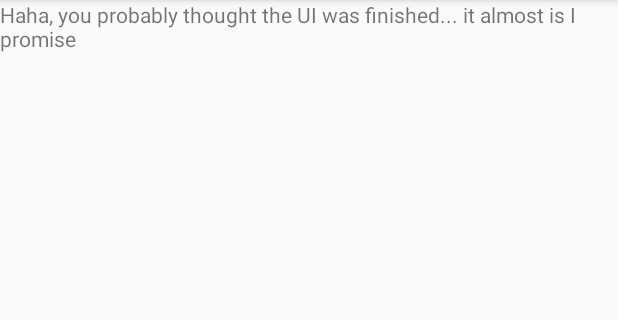
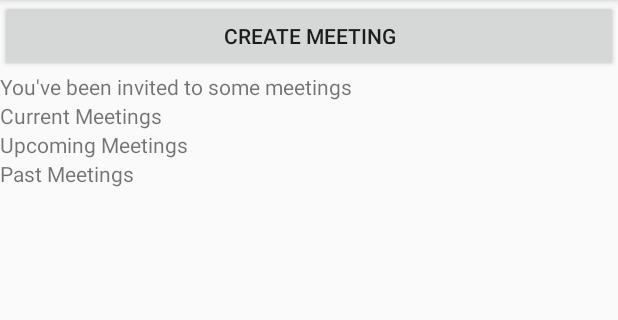
Before and after one commit to blakedgordon/ProjectMeetings-android, an Android app: the MeetingListActivity screen opened directly, with no data from a screen before it, on a phone screen of 412 x 824 dp, the part 84-404 px from its top. Run offline under Robolectric (Android 15) with nearby library versions, the phone set to English and light mode, and no system bars.

Commit message:
Can now create meetings

```diff
--- a/app/src/main/java/edu/calbaptist/android/projectmeetings/MeetingListActivity.java
+++ b/app/src/main/java/edu/calbaptist/android/projectmeetings/MeetingListActivity.java
@@ -1,16 +1,35 @@
 package edu.calbaptist.android.projectmeetings;
 
+import android.content.Intent;
 import android.os.Bundle;
 import android.support.v7.app.AppCompatActivity;
+import android.view.View;
+import android.widget.Button;
 
 /**
  * Created by Austin on 11/30/2017.
  */
 
 public class MeetingListActivity extends AppCompatActivity{
+
+    private Button newMeeting;
+
     @Override
     protected void onCreate(Bundle savedInstanceState){
         super.onCreate(savedInstanceState);
         setContentView(R.layout.activity_meetinglist);
+
+        newMeeting = findViewById(R.id.CreateMeeting);
+        newMeeting.setOnClickListener(new View.OnClickListener(){
+            @Override
+            public void onClick(View v){
+                switchActivity(MeetingCreationActivity.class);
+            }
+        });
     }
+
+    private void switchActivity(Class activity){
+        startActivity(new Intent(this, activity));
+    }
+
 }
--- a/app/src/main/java/edu/calbaptist/android/projectmeetings/User.java
+++ b/app/src/main/java/edu/calbaptist/android/projectmeetings/User.java
@@ -19,7 +19,6 @@ public class User {
     private String uid;
     private String email;
     private String displayName;
-
     private String firebaseToken;
     private String googleToken;
     private String instanceId;
--- a/app/src/main/res/layout/activity_folderview.xml
+++ b/app/src/main/res/layout/activity_folderview.xml
@@ -26,10 +26,5 @@
         android:layout_height="match_parent"
         android:layout_below="@id/CreateFolder" />
 
-    <!--<TextView-->
-        <!--android:id="@+id/display_text"-->
-        <!--android:layout_width="match_parent"-->
-        <!--android:layout_height="wrap_content"-->
-        <!--android:layout_below="@id/CreateFolder"/>-->
 
 </RelativeLayout>
--- a/app/src/main/res/layout/activity_meetinglist.xml
+++ b/app/src/main/res/layout/activity_meetinglist.xml
@@ -1,11 +1,61 @@
 <?xml version="1.0" encoding="utf-8"?>
-<android.support.constraint.ConstraintLayout
-    xmlns:android="http://schemas.android.com/apk/res/android" android:layout_width="match_parent"
-    android:layout_height="match_parent">
+<RelativeLayout
+    xmlns:android="http://schemas.android.com/apk/res/android"
+    xmlns:tools="http://schemas.android.com/tools"
+    android:orientation="vertical"
+    android:layout_width="match_parent"
+    android:layout_height="match_parent"
+    tools:context="edu.calbaptist.android.projectmeetings.MeetingListActivity">
+
+    <Button
+        android:id="@+id/CreateMeeting"
+        android:layout_width="match_parent"
+        android:layout_height="wrap_content"
+        android:text="@string/createMeeting" />
 
     <TextView
+        android:id="@+id/Invites"
         android:layout_width="match_parent"
         android:layout_height="wrap_content"
-        android:text="Haha, you probably thought the UI was finished... it almost is I promise"/>
+        android:text="@string/invites"
+        android:layout_below="@id/CreateMeeting"/>
 
-</android.support.constraint.ConstraintLayout>
+    <!--<fragment-->
+    <!--android:layout_width="match_parent"-->
+    <!--android:layout_height="wrap_content"/>-->
+
+    <TextView
+        android:id="@+id/currentMeetings"
+        android:layout_width="match_parent"
+        android:layout_height="wrap_content"
+        android:text="@string/current_meetings"
+        android:layout_below="@id/Invites"/>
+
+    <!--<fragment-->
+        <!--android:layout_width="match_parent"-->
+        <!--android:layout_height="wrap_content"/>-->
+
+    <TextView
+        android:id="@+id/upcomingMeetings"
+        android:layout_width="match_parent"
+        android:layout_height="wrap_content"
+        android:text="@string/upcoming_meetings"
+        android:layout_below="@id/currentMeetings"/>
+
+    <!--<fragment-->
+        <!--android:layout_width="match_parent"-->
+        <!--android:layout_height="wrap_content"/>-->
+
+    <TextView
+        android:id="@+id/PastMeetings"
+        android:layout_width="match_parent"
+        android:layout_height="wrap_content"
+        android:text="@string/past_meetings"
+        android:layout_below="@id/upcomingMeetings"/>
+
+    <!--<fragment-->
+    <!--android:layout_width="match_parent"-->
+    <!--android:layout_height="wrap_content"/>-->
+
+
+</RelativeLayout>
--- /dev/null
+++ b/app/src/main/res/layout/fragment_current_meetings.xml
@@ -0,0 +1,6 @@
+<?xml version="1.0" encoding="utf-8"?>
+<android.support.constraint.ConstraintLayout
+    xmlns:android="http://schemas.android.com/apk/res/android" android:layout_width="match_parent"
+    android:layout_height="match_parent">
+
+</android.support.constraint.ConstraintLayout>
--- a/app/src/main/res/values/strings.xml
+++ b/app/src/main/res/values/strings.xml
@@ -16,8 +16,10 @@
     <string name="notification_channel_id">fcm_channel</string>
     <string name="notification_channel_name">Project Meetings FCM Channel</string>
     <string name="notification_channel_description">This channel assists with deploying Firebase Cloud Messaging notifications.</string>
-    <string name="title_activity_meeting">MeetingActivity</string>
-
-    <!-- TODO: Remove or change this placeholder text -->
-    <string name="hello_blank_fragment">Hello blank fragment</string>
+    <string name="meetingName">Meeting Name</string>
+    <string name="meetingObjective">Meeting Objective</string>
+    <string name="length">Enter length of meeting in minutes</string>
+    <string name="submit">Submit</string>
+    <string name="createMeeting">Create Meeting</string>
+    <string name="invites">You\'ve been invited to some meetings</string>
 </resources>
```
Also changed, not shown: app/src/main/AndroidManifest.xml (+18 -21 lines), app/src/main/java/edu/calbaptist/android/projectmeetings/CurrentMeetingsFragment.java (added, +36 -0 lines), app/src/main/java/edu/calbaptist/android/projectmeetings/MainActivity.java (+73 -16 lines), app/src/main/java/edu/calbaptist/android/projectmeetings/MeetingCreationActivity.java (added, +130 -0 lines), app/src/main/res/layout/activity_meeting_creation.xml (added, +61 -0 lines), 1 other file.
